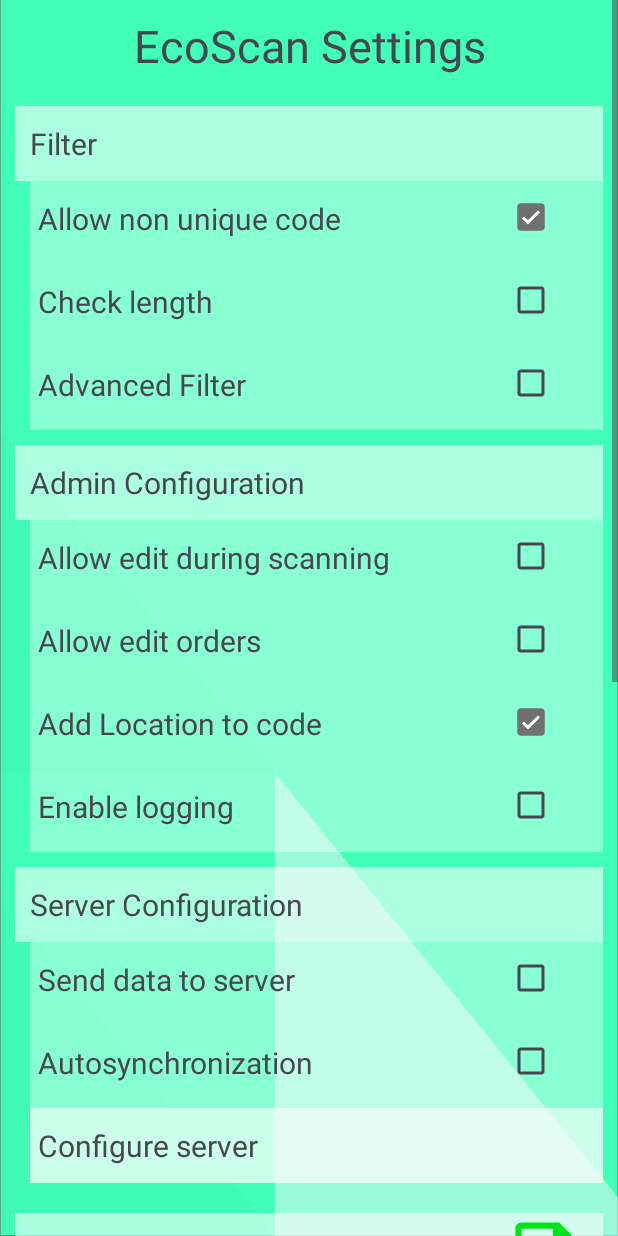
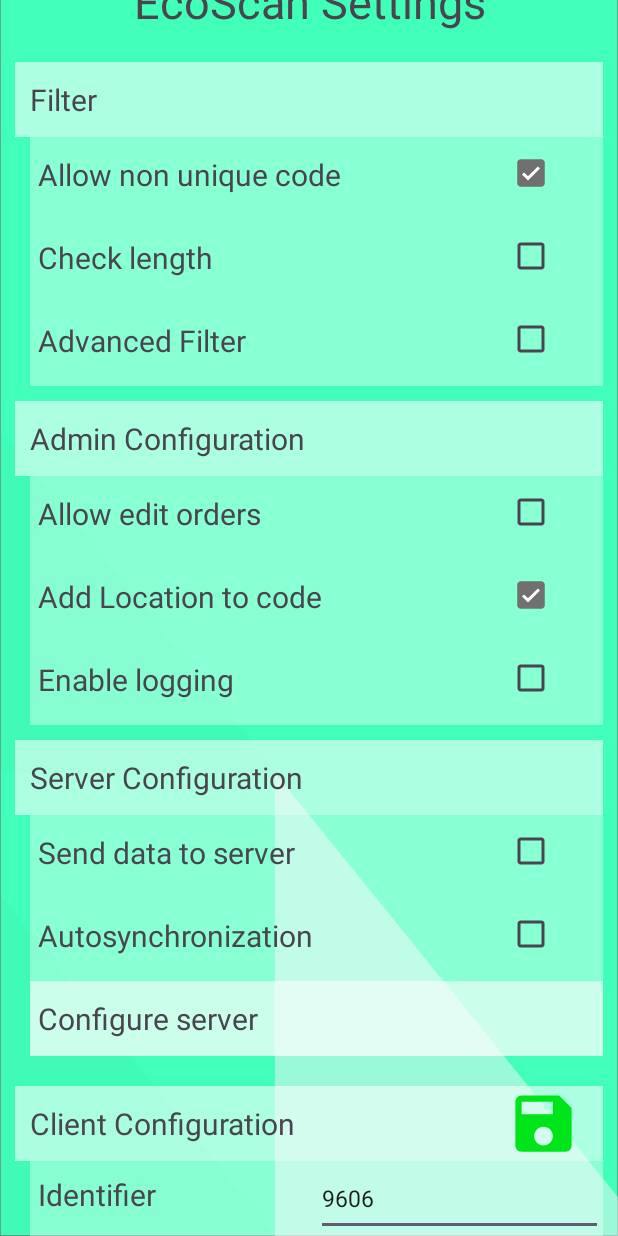
Before and after one commit to alexlklim/EcoScan, an Android app: the screen it shows after launch (SettingsActivity), after a tap on "Settings", on a phone screen of 412 x 824 dp. Run offline under Robolectric (Android 15) with nearby library versions, the phone set to English and light mode, and no system bars.

Commit message:
alex - complete

```diff
--- a/app/src/main/java/com/alex/ecoscan/activities/SettingsActivity.java
+++ b/app/src/main/java/com/alex/ecoscan/activities/SettingsActivity.java
@@ -100,28 +100,28 @@ public class SettingsActivity extends AppCompatActivity
         });
     }
     private void initializeAdminConfig() {
-        set_isAllowEditCode = findViewById(R.id.set_isAllowEditCode);
+//        set_isAllowEditCode = findViewById(R.id.set_isAllowEditCode);
         set_isAllowEditOrder = findViewById(R.id.set_isAllowEditOrder);
         set_isAddGPS = findViewById(R.id.set_isAddGPS);
         set_isEnableLogging = findViewById(R.id.set_isEnableLogging);
 
-        set_isAllowEditCode.setChecked(settingsMng.isAllowEditCode());
+//        set_isAllowEditCode.setChecked(settingsMng.isAllowEditCode());
         set_isAllowEditOrder.setChecked(settingsMng.isAllowEditOrders());
         set_isAddGPS.setChecked(settingsMng.isAddGPS());
         set_isEnableLogging.setChecked(settingsMng.isEnableLogin());
 
 
-        ll_isAllowEditCode = findViewById(R.id.ll_isAllowEditCode);
+//        ll_isAllowEditCode = findViewById(R.id.ll_isAllowEditCode);
         ll_isAllowEditOrders = findViewById(R.id.ll_isAllowEditOrders);
         ll_isAddGPS = findViewById(R.id.ll_isAddGPS);
         ll_isEnableLogging = findViewById(R.id.ll_isEnableLogging);
 
 
-        ll_isAllowEditCode.setOnClickListener(v -> changeColor(ll_isAllowEditCode));
-        set_isAllowEditCode.setOnCheckedChangeListener((btnView, isChecked) -> {
-            changeColor(ll_isAllowEditCode);
-            settingsMng.setIsAllowEditCode(isChecked);
-        });
+//        ll_isAllowEditCode.setOnClickListener(v -> changeColor(ll_isAllowEditCode));
+//        set_isAllowEditCode.setOnCheckedChangeListener((btnView, isChecked) -> {
+//            changeColor(ll_isAllowEditCode);
+//            settingsMng.setIsAllowEditCode(isChecked);
+//        });
 
         ll_isAllowEditOrders.setOnClickListener(v -> changeColor(ll_isAllowEditOrders));
         set_isAllowEditOrder.setOnCheckedChangeListener((btnView, isChecked) -> {
@@ -245,15 +245,15 @@ public class SettingsActivity extends AppCompatActivity
 
     }
     private void initializeButtons() {
-        set_getSettingsFromServer = findViewById(R.id.set_getSettingsFromServer);
+//        set_getSettingsFromServer = findViewById(R.id.set_getSettingsFromServer);
         set_changeLogin = findViewById(R.id.set_changeLogin);
         set_changePw = findViewById(R.id.set_changePw);
         set_resetSettings = findViewById(R.id.set_resetSettings);
 
-        set_getSettingsFromServer.setOnClickListener(v -> {
-            changeColorForButton(set_getSettingsFromServer);
-            openDialogGetSettingsFromServer();
-        });
+//        set_getSettingsFromServer.setOnClickListener(v -> {
+//            changeColorForButton(set_getSettingsFromServer);
+//            openDialogGetSettingsFromServer();
+//        });
 
         set_changeLogin.setOnClickListener(v -> {
             changeColorForButton(set_changeLogin);
--- a/app/src/main/res/layout/activity_settings.xml
+++ b/app/src/main/res/layout/activity_settings.xml
@@ -145,33 +145,7 @@
                 tools:ignore="RtlSymmetry" />
 
 
-            <LinearLayout
-                android:id="@+id/ll_isAllowEditCode"
-                android:layout_width="match_parent"
-                android:layout_height="wrap_content"
-                android:layout_marginStart="10dp"
-                android:background="#60FFFFFF"
-                android:baselineAligned="false"
-                android:orientation="horizontal">
 
-                <TextView
-                    android:layout_width="0dp"
-                    android:layout_height="50dp"
-                    android:layout_marginBottom="5dp"
-                    android:layout_weight="6"
-                    android:gravity="center_vertical"
-                    android:paddingStart="5dp"
-                    android:text="@string/allow_edit_during_scanning"
-                    android:textSize="20sp" />
-
-                <CheckBox
-                    android:id="@+id/set_isAllowEditCode"
-                    android:layout_width="0dp"
-                    android:layout_height="wrap_content"
-                    android:layout_marginBottom="5dp"
-                    android:layout_weight="2"
-                    android:text="" />
-            </LinearLayout>
 
             <LinearLayout
                 android:id="@+id/ll_isAllowEditOrders"
@@ -544,27 +518,7 @@
         </LinearLayout>
 
 
-        <LinearLayout
-            android:id="@+id/ll_getSetFromServer"
-            android:layout_width="match_parent"
-            android:layout_height="match_parent"
-            android:layout_marginLeft="10dp"
-            android:layout_marginRight="10dp"
-            android:layout_marginBottom="10dp"
-            android:orientation="vertical">
 
-            <TextView
-                android:id="@+id/set_getSettingsFromServer"
-                android:layout_width="match_parent"
-                android:layout_height="50dp"
-                android:background="@color/btnSettings"
-                android:gravity="center_vertical"
-                android:paddingStart="10dp"
-                android:text="@string/get_settings_from_server"
-                android:textSize="20sp"
-                tools:ignore="RtlSymmetry" />
-
-        </LinearLayout>
 
         <LinearLayout
             android:id="@+id/ll_changeLogin"
```
